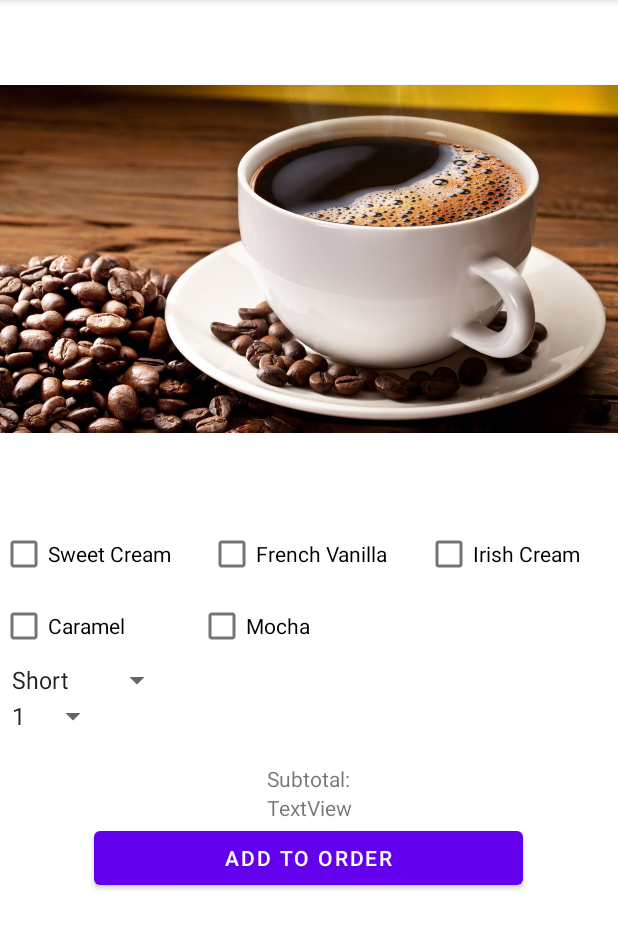
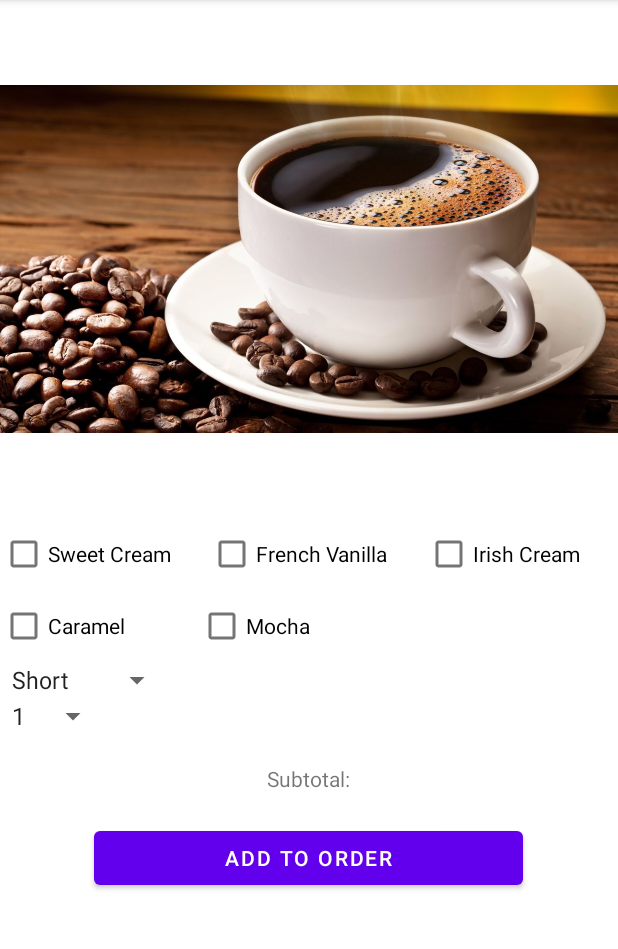
Before and after one commit to breazzzy/SoftwareMethodology_Project5, an Android app: the CoffeeActivity screen opened directly, with no data from a screen before it, on a phone screen of 412 x 824 dp, the part 84-1033 px from its top. Run offline under Robolectric (Android 15) with nearby library versions, the phone set to English and light mode, and no system bars.

Commit message:
Strings.xml

```diff
--- a/app/src/main/res/layout/coffee_view.xml
+++ b/app/src/main/res/layout/coffee_view.xml
@@ -81,13 +81,12 @@
             android:layout_height="wrap_content"
             android:layout_gravity="center"
             android:layout_marginTop="30px"
-            android:text="Subtotal:" />
+            android:text="@string/subtotal" />
 
         <TextView
-            android:id="@+id/textView10"
+            android:id="@+id/coffeeSubtotal"
             android:layout_width="match_parent"
             android:layout_height="wrap_content"
-            android:text="TextView"
             android:gravity="center"/>
 
         <Button
--- a/app/src/main/res/layout/donut_card.xml
+++ b/app/src/main/res/layout/donut_card.xml
@@ -9,7 +9,6 @@
     <TextView
         android:layout_width="match_parent"
         android:id="@+id/donutFlavor"
-        android:text="First Exam"
         android:textColor="@color/black"
         android:layout_marginEnd="20dp"
         android:layout_marginTop="15dp"
@@ -30,7 +29,6 @@
         android:layout_marginTop="5dp"
         android:layout_marginEnd="20dp"
         android:layout_marginStart="10dp"
-        android:text="May 23, 2015"
         android:textSize="16sp"
         android:layout_below="@id/donutFlavor"
         android:layout_toEndOf="@id/donutImage"/>
--- a/app/src/main/res/layout/donut_selected.xml
+++ b/app/src/main/res/layout/donut_selected.xml
@@ -42,15 +42,14 @@
             android:id="@+id/subtotalLabel"
             android:layout_width="wrap_content"
             android:layout_height="wrap_content"
-            android:text="Subtotal:"
+            android:text="@string/subtotal"
             android:layout_gravity="center"/>
 
         <TextView
             android:id="@+id/donutSubtotal"
             android:layout_width="wrap_content"
             android:layout_height="wrap_content"
-            android:layout_gravity="center"
-            android:text="TextView" />
+            android:layout_gravity="center"/>
 
         <Button
             android:id="@+id/addbtn"
--- a/app/src/main/res/layout/donut_view.xml
+++ b/app/src/main/res/layout/donut_view.xml
@@ -17,7 +17,7 @@
             android:id="@+id/textView9"
             android:layout_width="match_parent"
             android:layout_height="wrap_content"
-            android:text="Donut Menu"
+            android:text="@string/donutmenu"
             android:textAlignment="center"
             android:textSize="70px"/>
 
--- a/app/src/main/res/layout/main_view.xml
+++ b/app/src/main/res/layout/main_view.xml
@@ -19,7 +19,7 @@
             android:layout_height="wrap_content"
             android:layout_marginTop="68dp"
             android:layout_marginBottom="38dp"
-            android:text="RU CAFE"
+            android:text="@string/rucafe"
             android:textSize="90px"/>
 
         <ImageButton
--- a/app/src/main/res/layout/orders_view.xml
+++ b/app/src/main/res/layout/orders_view.xml
@@ -13,7 +13,7 @@
             android:id="@+id/textView3"
             android:layout_width="match_parent"
             android:layout_height="wrap_content"
-            android:text="Store Orders"
+            android:text="@string/storeorders"
             android:gravity="center"
             android:textSize="70px"
             android:layout_marginTop="50dp"
```
Also changed, not shown: app/src/main/res/layout/basket_view.xml (+4 -4 lines), app/src/main/res/values/strings.xml (+7 -0 lines).
